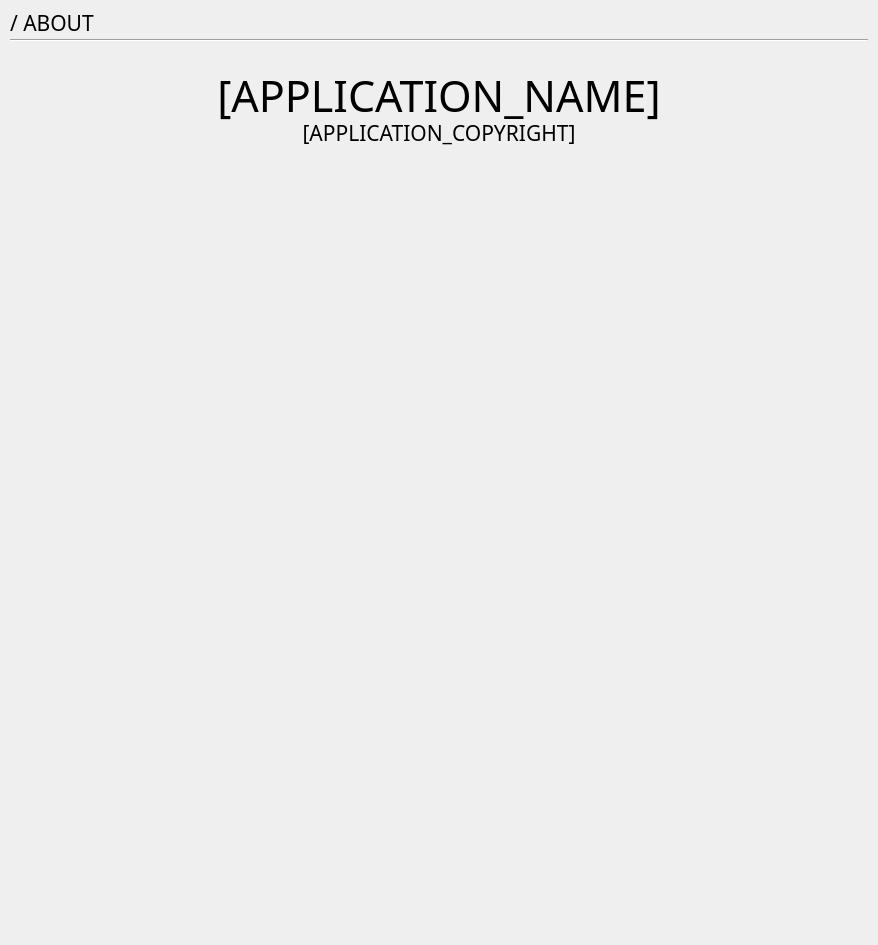
flomar/rFactor2TimeTrial, file trunk/QTimeTrial/resources/ui/widgetabout.ui: the form before one commit.
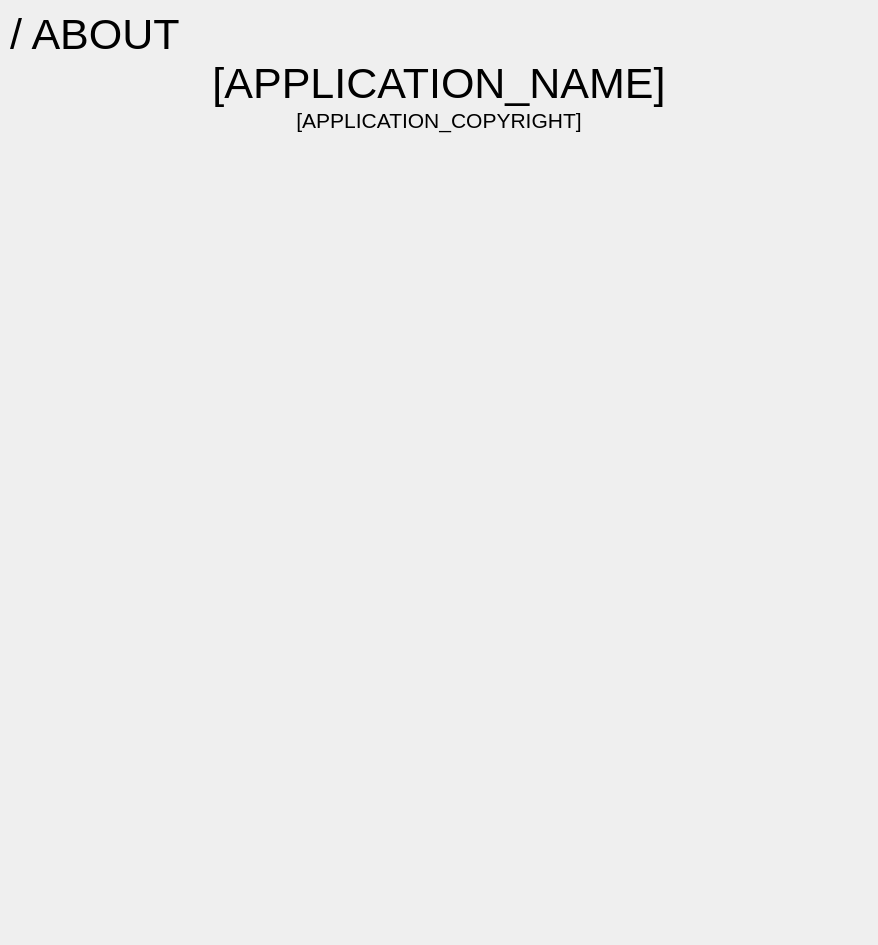
The form after the commit.

Commit message: GIGANTIC REFACTORING: all widgets are now based on horizontal and vertical layouts, this should make developing a resolution-independent user interface much more easy

The edit to the form file:
```diff
--- a/trunk/QTimeTrial/resources/ui/widgetabout.ui
+++ b/trunk/QTimeTrial/resources/ui/widgetabout.ui
@@ -12,21 +12,83 @@
   </property>
   <property name="font">
    <font>
-    <family>Bitwise</family>
+    <family>Arial</family>
     <pointsize>32</pointsize>
    </font>
   </property>
   <property name="windowTitle">
    <string>About</string>
   </property>
+  <layout class="QGridLayout" name="gridLayout">
+   <property name="leftMargin">
+    <number>10</number>
+   </property>
+   <property name="topMargin">
+    <number>10</number>
+   </property>
+   <property name="rightMargin">
+    <number>10</number>
+   </property>
+   <property name="bottomMargin">
+    <number>10</number>
+   </property>
+   <property name="spacing">
+    <number>0</number>
+   </property>
+   <item row="0" column="0">
+    <layout class="QVBoxLayout" name="layoutCenter">
+     <property name="spacing">
+      <number>0</number>
+     </property>
+     <property name="leftMargin">
+      <number>0</number>
+     </property>
+     <property name="topMargin">
+      <number>0</number>
+     </property>
+     <property name="rightMargin">
+      <number>0</number>
+     </property>
+     <property name="bottomMargin">
+      <number>0</number>
+     </property>
+     <item>
+      <layout class="QVBoxLayout" name="layoutTitle">
+       <property name="spacing">
+        <number>0</number>
+       </property>
+       <property name="sizeConstraint">
+        <enum>QLayout::SetDefaultConstraint</enum>
+       </property>
+       <item>
+        <widget class="QLabel" name="labelTitle">
+         <property name="font">
+          <font>
+           <family>Arial</family>
+           <pointsize>32</pointsize>
+          </font>
+         </property>
+         <property name="text">
+          <string>/ ABOUT</string>
+         </property>
+         <property name="alignment">
+          <set>Qt::AlignLeading|Qt::AlignLeft|Qt::AlignVCenter</set>
+         </property>
+        </widget>
+       </item>
+      </layout>
+     </item>
+     <item>
+      <layout class="QVBoxLayout" name="layoutContent">
+       <property name="spacing">
+        <number>0</number>
+       </property>
+       <item>
   <widget class="QLabel" name="labelApplicationName">
-   <property name="geometry">
-    <rect>
-     <x>10</x>
-     <y>70</y>
-     <width>858</width>
-     <height>50</height>
-    </rect>
+         <property name="font">
+          <font>
+           <family>Arial</family>
+          </font>
    </property>
    <property name="text">
     <string>[APPLICATION_NAME]</string>
@@ -35,17 +97,12 @@
     <set>Qt::AlignCenter</set>
    </property>
   </widget>
+       </item>
+       <item>
   <widget class="QLabel" name="labelApplicationCopyright">
-   <property name="geometry">
-    <rect>
-     <x>10</x>
-     <y>120</y>
-     <width>858</width>
-     <height>25</height>
-    </rect>
-   </property>
    <property name="font">
     <font>
+           <family>Arial</family>
      <pointsize>16</pointsize>
     </font>
    </property>
@@ -56,40 +113,25 @@
     <set>Qt::AlignCenter</set>
    </property>
   </widget>
-  <widget class="QLabel" name="labelTitle">
-   <property name="geometry">
-    <rect>
-     <x>10</x>
-     <y>10</y>
-     <width>858</width>
-     <height>25</height>
-    </rect>
-   </property>
-   <property name="font">
-    <font>
-     <pointsize>16</pointsize>
-    </font>
-   </property>
-   <property name="text">
-    <string>/ ABOUT</string>
-   </property>
-   <property name="alignment">
-    <set>Qt::AlignLeading|Qt::AlignLeft|Qt::AlignVCenter</set>
-   </property>
-  </widget>
-  <widget class="Line" name="lineTitle">
-   <property name="geometry">
-    <rect>
-     <x>10</x>
-     <y>35</y>
-     <width>858</width>
-     <height>10</height>
-    </rect>
-   </property>
+       </item>
+       <item>
+        <spacer name="verticalSpacer">
    <property name="orientation">
-    <enum>Qt::Horizontal</enum>
-   </property>
-  </widget>
+          <enum>Qt::Vertical</enum>
+         </property>
+         <property name="sizeHint" stdset="0">
+          <size>
+           <width>20</width>
+           <height>40</height>
+          </size>
+         </property>
+        </spacer>
+       </item>
+      </layout>
+     </item>
+    </layout>
+   </item>
+  </layout>
  </widget>
  <resources/>
  <connections/>
```
Lines whose indentation alone changed are shown as unchanged. The commit also changes 29 other files.
